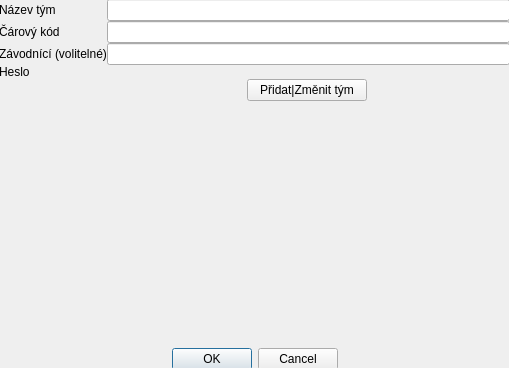
Qt form teameditdialog.ui (aITy/24hoursRace) before a commit.
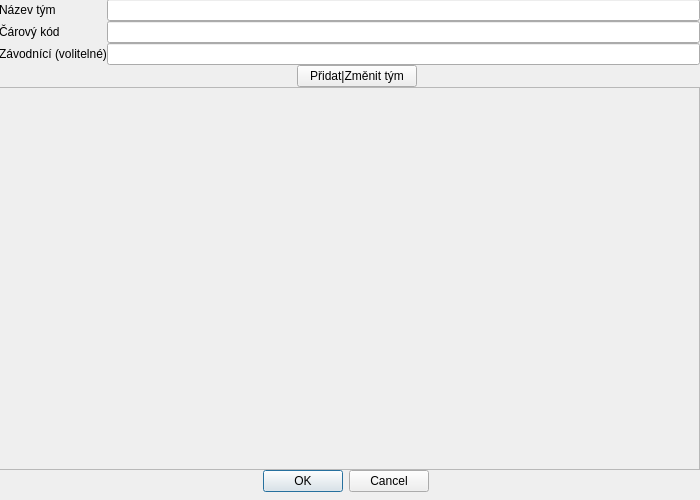
The same form after that commit.

Patch:
```diff
--- a/teameditdialog.ui
+++ b/teameditdialog.ui
@@ -6,8 +6,8 @@
    <rect>
     <x>0</x>
     <y>0</y>
-    <width>509</width>
-    <height>368</height>
+    <width>700</width>
+    <height>500</height>
    </rect>
   </property>
   <property name="sizePolicy">
@@ -24,8 +24,8 @@
     <rect>
      <x>-1</x>
      <y>-1</y>
-     <width>511</width>
-     <height>371</height>
+     <width>701</width>
+     <height>471</height>
     </rect>
    </property>
    <layout class="QVBoxLayout" name="verticalLayout">
@@ -41,7 +41,7 @@
        <number>0</number>
       </property>
       <property name="sizeConstraint">
-       <enum>QLayout::SetMaximumSize</enum>
+       <enum>QLayout::SetDefaultConstraint</enum>
       </property>
       <item>
        <layout class="QGridLayout" name="gridLayout" columnstretch="0,0">
@@ -54,7 +54,7 @@
         <item row="2" column="1">
          <widget class="QLineEdit" name="lineEdit_Racers"/>
         </item>
-        <item row="4" column="0">
+        <item row="3" column="0">
          <widget class="QLabel" name="label_6">
           <property name="sizePolicy">
            <sizepolicy hsizetype="Preferred" vsizetype="Preferred">
@@ -108,16 +108,16 @@
         <item row="1" column="1">
          <widget class="QLineEdit" name="lineEdit_Barcode"/>
         </item>
-        <item row="4" column="1">
+        <item row="3" column="1">
          <layout class="QVBoxLayout" name="verticalLayout_3">
           <property name="spacing">
            <number>0</number>
           </property>
           <property name="sizeConstraint">
-           <enum>QLayout::SetMinimumSize</enum>
+           <enum>QLayout::SetFixedSize</enum>
           </property>
           <property name="leftMargin">
-           <number>140</number>
+           <number>190</number>
           </property>
           <item>
            <widget class="QPushButton" name="pushButton_addTeam">
@@ -156,13 +156,6 @@
         <item row="0" column="1">
          <widget class="QLineEdit" name="lineEdit_TeamName"/>
         </item>
-        <item row="3" column="0">
-         <widget class="QLabel" name="label">
-          <property name="text">
-           <string>Heslo</string>
-          </property>
-         </widget>
-        </item>
        </layout>
       </item>
       <item>
@@ -174,24 +167,61 @@
          <enum>QLayout::SetMaximumSize</enum>
         </property>
         <item>
-         <spacer name="verticalSpacer">
-          <property name="orientation">
-           <enum>Qt::Vertical</enum>
-          </property>
-          <property name="sizeHint" stdset="0">
+         <widget class="QScrollArea" name="scrollArea">
+          <property name="minimumSize">
            <size>
-            <width>20</width>
-            <height>40</height>
+            <width>505</width>
+            <height>0</height>
            </size>
           </property>
-         </spacer>
+          <property name="widgetResizable">
+           <bool>true</bool>
+          </property>
+          <widget class="QWidget" name="scrollAreaWidgetContents">
+           <property name="geometry">
+            <rect>
+             <x>0</x>
+             <y>0</y>
+             <width>693</width>
+             <height>376</height>
+            </rect>
+           </property>
+           <widget class="QWidget" name="formLayoutWidget">
+            <property name="geometry">
+             <rect>
+              <x>-1</x>
+              <y>-1</y>
+              <width>701</width>
+              <height>381</height>
+             </rect>
+            </property>
+            <layout class="QFormLayout" name="formLayout">
+             <property name="sizeConstraint">
+              <enum>QLayout::SetMaximumSize</enum>
+             </property>
+             <property name="formAlignment">
+              <set>Qt::AlignLeading|Qt::AlignLeft|Qt::AlignTop</set>
+             </property>
+            </layout>
+           </widget>
+          </widget>
+         </widget>
         </item>
        </layout>
       </item>
      </layout>
     </item>
-    <item>
+   </layout>
+  </widget>
      <widget class="QDialogButtonBox" name="buttonBox">
+   <property name="geometry">
+    <rect>
+     <x>0</x>
+     <y>470</y>
+     <width>691</width>
+     <height>23</height>
+    </rect>
+   </property>
       <property name="maximumSize">
        <size>
         <width>16777215</width>
@@ -204,9 +234,6 @@
       <property name="centerButtons">
        <bool>true</bool>
       </property>
-     </widget>
-    </item>
-   </layout>
   </widget>
  </widget>
  <resources/>
```
Lines whose indentation alone changed are shown as unchanged.
